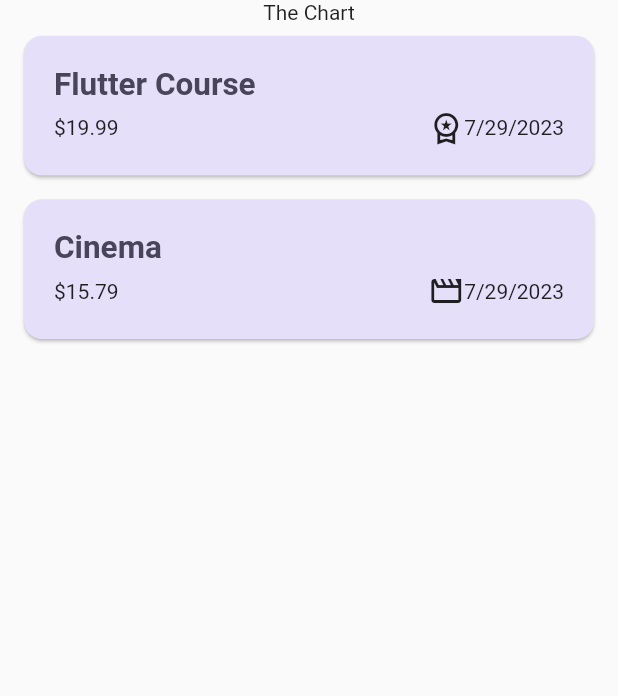
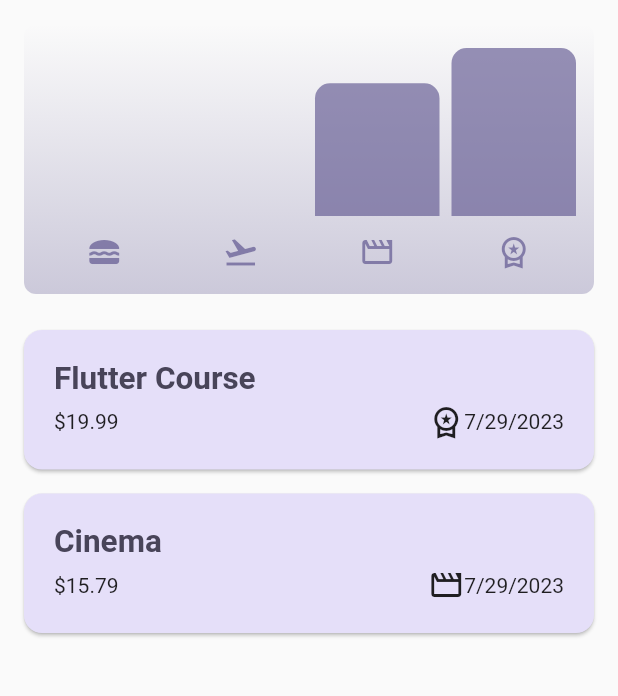
Before and after one commit to Shashank01-26/Expense_Tracker, a Flutter app: the screen it shows after launch, on a phone screen of 412 x 824 dp, the part 84-780 px from its top. Run offline on Flutter 3.47's test engine with Material 2 defaults, Android fonts, the phone set to English and light mode, and no system bars.

Commit message:
Added charts

```diff
--- a/lib/expenses.dart
+++ b/lib/expenses.dart
@@ -2,6 +2,7 @@ import 'package:expense_tracker/widgets/expenses_list.dart';
 import 'package:expense_tracker/models/expense.dart';
 import 'package:expense_tracker/widgets/new_expense.dart';
 import 'package:flutter/material.dart';
+import 'package:expense_tracker/widgets/charts/chart.dart';
 
 class Expenses extends StatefulWidget {
   const Expenses({super.key});
@@ -70,7 +71,6 @@ class _ExpensesState extends State<Expenses> {
     Widget mainContent = Center(
       child: Padding(
         padding: const EdgeInsets.all(16.0),
-
         child: Container(
           padding: const EdgeInsets.symmetric(horizontal: 23.0, vertical: 23.0),
           decoration: BoxDecoration(
@@ -105,7 +105,7 @@ class _ExpensesState extends State<Expenses> {
       ),
       body: Column(
         children: [
-          const Text('The Chart'),
+          Chart(expenses: _registeredExpenses),
           Expanded(
             child: mainContent,
           ),
--- a/lib/main.dart
+++ b/lib/main.dart
@@ -60,7 +60,7 @@ void main() {
               ),
             ),
       ),
-      // themeMode: ThemeMode.dark,
+      themeMode: ThemeMode.light,
       debugShowCheckedModeBanner: false,
       home: const Expenses(),
     ),
```
